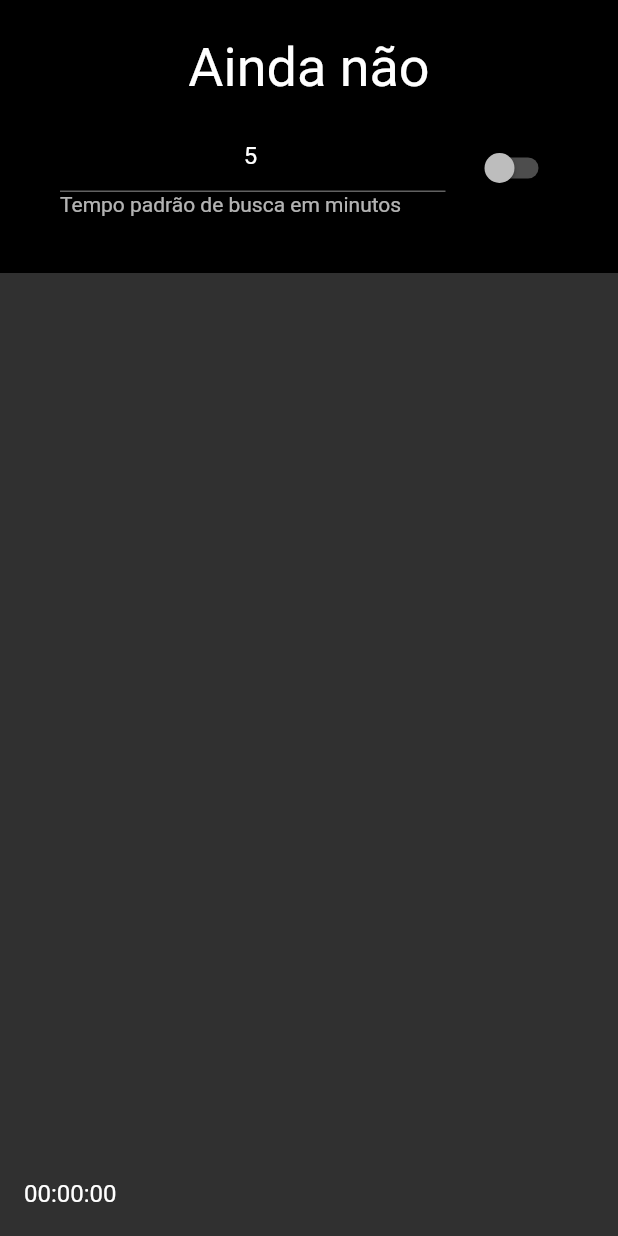
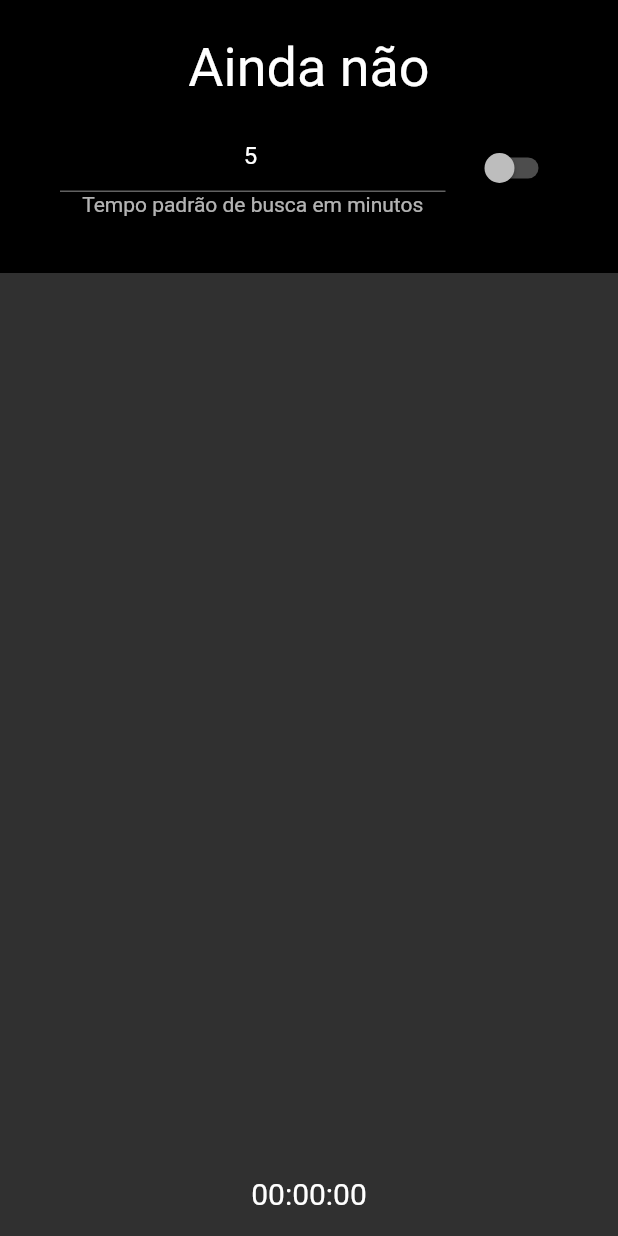
Before and after one commit to aphenrique/masterclass_notification, a Flutter app: the screen it shows after launch, on a phone screen of 412 x 824 dp. Run offline on Flutter 3.47's test engine with Material 2 defaults, Android fonts, the phone set to English and light mode, and no system bars.

```diff
--- a/lib/src/home/pages/home_page.dart
+++ b/lib/src/home/pages/home_page.dart
@@ -67,8 +67,12 @@ class _HomePageState extends State<HomePage> {
                     controller: timeController,
                     textAlign: TextAlign.center,
                     keyboardType: TextInputType.number,
+                    enabled: !homeController.trigger,
                   ),
-                  subtitle: const Text("Tempo padrão de busca em minutos"),
+                  subtitle: const Text(
+                    "Tempo padrão de busca em minutos",
+                    textAlign: TextAlign.center,
+                  ),
                   trailing: Switch(
                     value: homeController.trigger,
                     onChanged: (value) {
@@ -99,7 +103,8 @@ class _HomePageState extends State<HomePage> {
             return ListTile(
               title: Text(
                 "${f(hour)}:${f(minutes)}:${f(seconds)}",
-                // style: const TextStyle(fontSize: 36),
+                style: const TextStyle(fontSize: 20),
+                textAlign: TextAlign.center,
               ),
             );
           }
```
